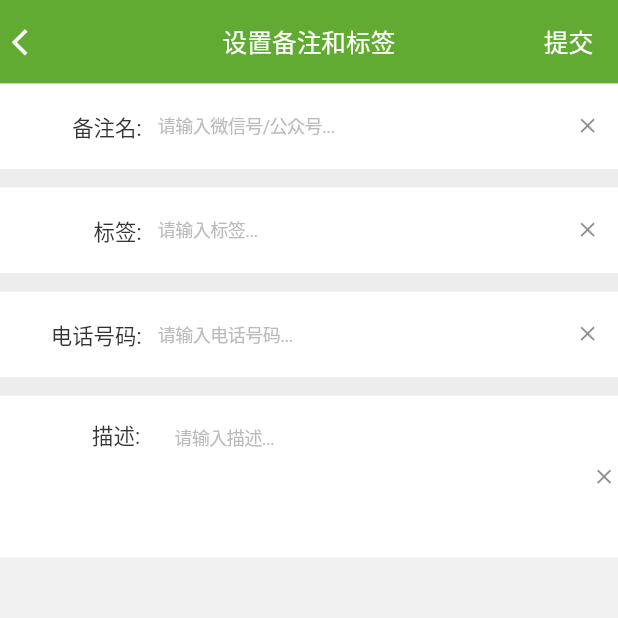
After one commit to kuaifengle/flutter-wechat, a Flutter app: the SetNickNamePage screen opened directly, on a phone screen of 412 x 824 dp, the top half of it. The commit adds this screen. Run offline on Flutter 3.47's test engine with Material 2 defaults, Android fonts, the phone set to English and light mode, and no system bars; our stand-ins replace bubble, flutter_inner_drawer, flutter_screenutil, flutter_slidable, flutter_vector_icons, image_picker and 6 more; missing offline and left inert: easy_web_view, qrscan, w_popup_menu; accounts and stored records are empty; network calls fail.

Commit message:
add detail/setNickname.dart 新增信息编辑 新增免打扰/强提醒逻辑

```diff
--- a/Demo/lib/pages/detail/detailed.dart
+++ b/Demo/lib/pages/detail/detailed.dart
@@ -8,7 +8,6 @@ import '../chat/chat.dart';
 import '../dynamic/timeLine.dart';
 import './friendSettings.dart';
 
-@immutable
 class Detailed extends StatefulWidget {
   Detailed({Key key, this.detail, this.heroTag = 'noTag'}) : super(key: key);
   final Map<String, dynamic> detail;
--- /dev/null
+++ b/Demo/lib/pages/detail/setNickname.dart
@@ -0,0 +1,237 @@
+import 'package:flutter/material.dart';
+import 'package:flutter/cupertino.dart';
+import 'package:flutter_screenutil/flutter_screenutil.dart';
+import 'package:flutter_vector_icons/flutter_vector_icons.dart';
+import 'package:flutter_wechat/components/appbar.dart';
+import 'package:flutter_wechat/components/button.dart';
+
+import '../../dataJson/userData.dart';
+
+class SetNickNamePage extends StatefulWidget {
+  SetNickNamePage({Key key, this.detail, this.heroTag = 'noTag'})
+      : super(key: key);
+  final Map<String, dynamic> detail;
+  final String heroTag;
+
+  @override
+  _SetNickNamePageState createState() => _SetNickNamePageState();
+}
+
+class _SetNickNamePageState extends State<SetNickNamePage> {
+  TextEditingController _searchController = TextEditingController();
+  FocusNode _focusNode = FocusNode();
+
+  /// 用户详情
+  Map<String, dynamic> _detail;
+
+  @override
+  void initState() {
+    super.initState();
+    _detail = widget.detail == null ? mySelf : widget.detail;
+  }
+
+  @override
+  Widget build(BuildContext context) {
+    return Scaffold(
+      backgroundColor: Color(0xFFf1f1f1),
+      appBar: setCustomAppBar(context, '设置备注和标签', actions: [
+        TextButton(
+          text: '提交',
+          onPressed: () {},
+        )
+      ]),
+      body: Column(children: [
+        Container(
+            width: MediaQuery.of(context).size.width,
+            color: Colors.white,
+            child: Padding(
+                padding:
+                    EdgeInsets.symmetric(horizontal: ScreenUtil().setWidth(20)),
+                child: CupertinoTextField(
+                  focusNode: _focusNode,
+                  controller: _searchController,
+                  textInputAction: TextInputAction.search,
+                  keyboardType: TextInputType.text,
+                  maxLength: 50,
+                  prefix: Container(
+                    width: ScreenUtil().setWidth(150),
+                    alignment: Alignment.centerRight,
+                    child: Text('备注名:',
+                        style: TextStyle(
+                          color: Color(0xFF333333),
+                          fontSize: ScreenUtil().setSp(26),
+                        )),
+                  ),
+                  placeholder: '请输入微信号/公众号...',
+                  decoration: BoxDecoration(
+                      border: Border.all(color: Colors.transparent)),
+                  padding: EdgeInsets.symmetric(
+                      horizontal: ScreenUtil().setWidth(20),
+                      vertical: ScreenUtil().setHeight(30)),
+                  style: TextStyle(
+                    color: Color(0xFF333333),
+                    fontSize: ScreenUtil().setSp(26),
+                  ),
+                  placeholderStyle: TextStyle(
+                    color: Color(0xffbbbbbb),
+                    fontSize: ScreenUtil().setSp(22),
+                  ),
+                  suffix: GestureDetector(
+                    child: Icon(Icons.close, size: ScreenUtil().setWidth(30)),
+                    onTap: () {
+                      _searchController.clear();
+                      setState(() {});
+                    },
+                  ),
+                  onChanged: (val) {},
+                ))),
+        Container(height: ScreenUtil().setHeight(20), color: Color(0xFFededed)),
+        Container(
+            width: MediaQuery.of(context).size.width,
+            color: Colors.white,
+            child: Padding(
+                padding:
+                    EdgeInsets.symmetric(horizontal: ScreenUtil().setWidth(20)),
+                child: CupertinoTextField(
+                  focusNode: _focusNode,
+                  controller: _searchController,
+                  textInputAction: TextInputAction.search,
+                  keyboardType: TextInputType.text,
+                  maxLength: 50,
+                  prefix: Container(
+                    width: ScreenUtil().setWidth(150),
+                    alignment: Alignment.centerRight,
+                    child: Text('标签:',
+                        style: TextStyle(
+                          color: Color(0xFF333333),
+                          fontSize: ScreenUtil().setSp(26),
+                        )),
+                  ),
+                  placeholder: '请输入标签...',
+                  decoration: BoxDecoration(
+                      border: Border.all(color: Colors.transparent)),
+                  padding: EdgeInsets.symmetric(
+                      horizontal: ScreenUtil().setWidth(20),
+                      vertical: ScreenUtil().setHeight(30)),
+                  style: TextStyle(
+                    color: Color(0xFF333333),
+                    fontSize: ScreenUtil().setSp(26),
+                  ),
+                  placeholderStyle: TextStyle(
+                    color: Color(0xffbbbbbb),
+                    fontSize: ScreenUtil().setSp(22),
+                  ),
+                  suffix: GestureDetector(
+                    child: Icon(Icons.close, size: ScreenUtil().setWidth(30)),
+                    onTap: () {
+                      _searchController.clear();
+                      setState(() {});
+                    },
+                  ),
+                  onChanged: (val) {},
+                ))),
+        Container(height: ScreenUtil().setHeight(20), color: Color(0xFFededed)),
+        Container(
+            width: MediaQuery.of(context).size.width,
+            color: Colors.white,
+            child: Padding(
+                padding:
+                    EdgeInsets.symmetric(horizontal: ScreenUtil().setWidth(20)),
+                child: CupertinoTextField(
+                  focusNode: _focusNode,
+                  controller: _searchController,
+                  textInputAction: TextInputAction.search,
+                  keyboardType: TextInputType.text,
+                  maxLength: 50,
+                  prefix: Container(
+                    width: ScreenUtil().setWidth(150),
+                    alignment: Alignment.centerRight,
+                    child: Text('电话号码:',
+                        style: TextStyle(
+                          color: Color(0xFF333333),
+                          fontSize: ScreenUtil().setSp(26),
+                        )),
+                  ),
+                  placeholder: '请输入电话号码...',
+                  decoration: BoxDecoration(
+                      border: Border.all(color: Colors.transparent)),
+                  padding: EdgeInsets.symmetric(
+                      horizontal: ScreenUtil().setWidth(20),
+                      vertical: ScreenUtil().setHeight(30)),
+                  style: TextStyle(
+                    color: Color(0xFF333333),
+                    fontSize: ScreenUtil().setSp(26),
+                  ),
+                  placeholderStyle: TextStyle(
+                    color: Color(0xffbbbbbb),
+                    fontSize: ScreenUtil().setSp(22),
+                  ),
+                  suffix: GestureDetector(
+                    child: Icon(Icons.close, size: ScreenUtil().setWidth(30)),
+                    onTap: () {
+                      _searchController.clear();
+                      setState(() {});
+                    },
+                  ),
+                  onChanged: (val) {},
+                ))),
+        Container(height: ScreenUtil().setHeight(20), color: Color(0xFFededed)),
+        Container(
+            width: MediaQuery.of(context).size.width,
+            color: Colors.white,
+            child: Row(
+              crossAxisAlignment: CrossAxisAlignment.start,
+              mainAxisAlignment: MainAxisAlignment.start,
+              children: <Widget>[
+                Container(
+                  padding: EdgeInsets.symmetric(
+                      horizontal: ScreenUtil().setWidth(20)),
+                  width: ScreenUtil().setWidth(190),
+                  alignment: Alignment.centerRight,
+                  child: Text('描述:',
+                      style: TextStyle(
+                        height: 2.8,
+                        color: Color(0xFF333333),
+                        fontSize: ScreenUtil().setSp(26),
+                      )),
+                ),
+                Expanded(
+                    flex: 1,
+                    child: CupertinoTextField(
+                      focusNode: _focusNode,
+                      controller: _searchController,
+                      textInputAction: TextInputAction.search,
+                      keyboardType: TextInputType.text,
+                      maxLength: 50,
+                      placeholder: '请输入描述...',
+                      decoration: BoxDecoration(
+                          border: Border.all(color: Colors.transparent)),
+                      padding: EdgeInsets.symmetric(
+                          horizontal: ScreenUtil().setWidth(20),
+                          vertical: ScreenUtil().setHeight(30)),
+                      style: TextStyle(
+                        color: Color(0xFF333333),
+                        fontSize: ScreenUtil().setSp(26),
+                      ),
+                      placeholderStyle: TextStyle(
+                        color: Color(0xffbbbbbb),
+                        fontSize: ScreenUtil().setSp(22),
+                      ),
+                      minLines: 4,
+                      maxLines: 6,
+                      suffix: GestureDetector(
+                        child:
+                            Icon(Icons.close, size: ScreenUtil().setWidth(30)),
+                        onTap: () {
+                          _searchController.clear();
+                          setState(() {});
+                        },
+                      ),
+                      onChanged: (val) {},
+                    ))
+              ],
+            )),
+      ]),
+    );
+  }
+}
--- a/Demo/lib/pages/fristPage.dart
+++ b/Demo/lib/pages/fristPage.dart
@@ -41,8 +41,8 @@ class FristPageState extends State<FristPage> {
 
   void _onDonePress() async {
     // 完成并引导页  跳转登录
-    // final prefs = await SharedPreferences.getInstance();
-    // prefs.setBool('isFristInstall', false);
+    final prefs = await SharedPreferences.getInstance();
+    prefs.setBool('isFristInstall', false);
     Navigator.pushReplacementNamed(context, '/signIn');
   }
 
```
Also changed, not shown: Demo/lib/dataJson/userData.dart (+32 -15 lines), Demo/lib/pages/contacts/contactsList.dart (+24 -4 lines), Demo/lib/pages/detail/friendSettings.dart (+20 -7 lines), Demo/lib/pages/detail/qrCode.dart (+34 -3 lines), 1 other file.
